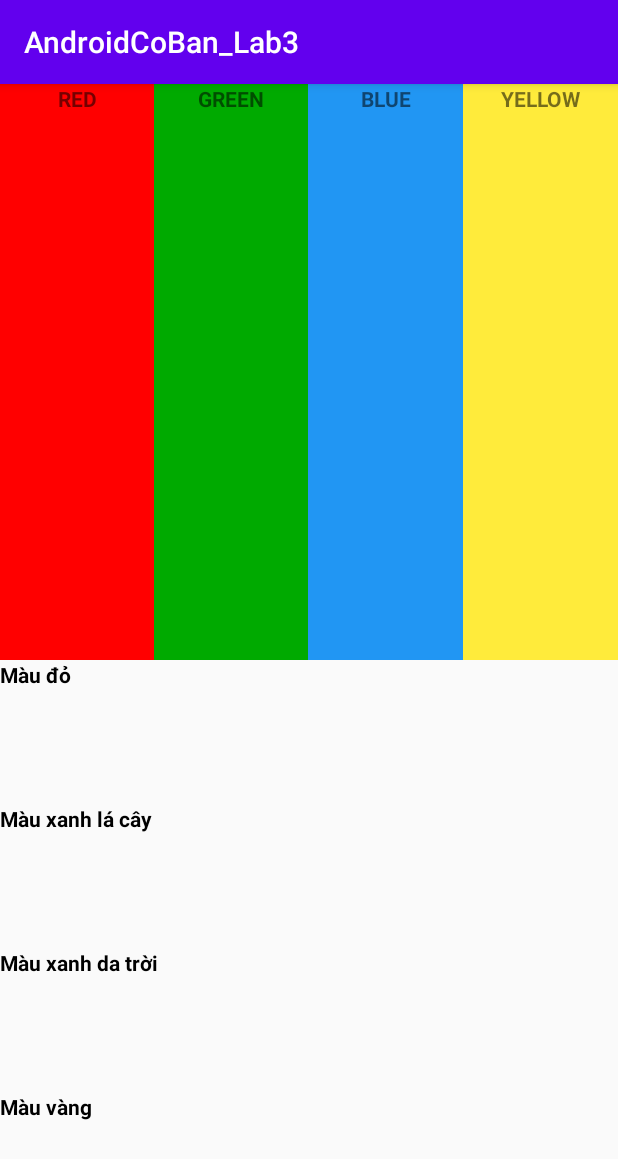
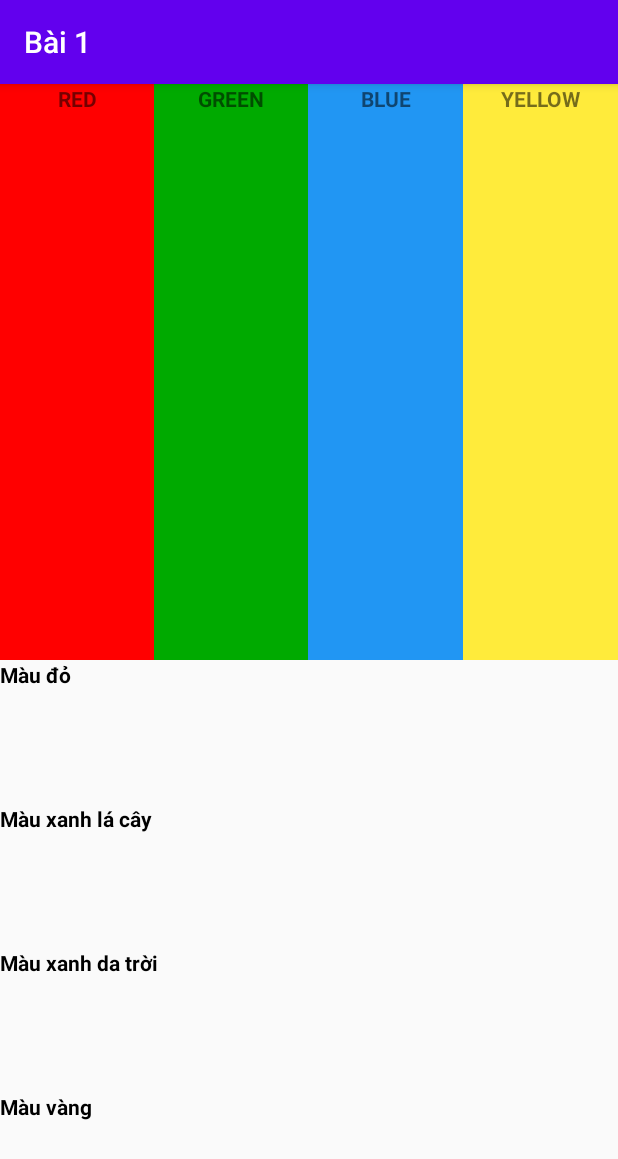
Before and after one commit to PhamNho/AndroidCoBan_Lab3, an Android app: the Bai1Activity screen opened directly, with no data from a screen before it, on a phone screen of 412 x 824 dp. Shown: the top 1159 px of the screen. Run offline under Robolectric (Android 15) with nearby library versions, the phone set to English and light mode, and no system bars.

Commit message:
12/03/2020

```diff
--- a/app/src/main/AndroidManifest.xml
+++ b/app/src/main/AndroidManifest.xml
@@ -9,8 +9,9 @@
         android:roundIcon="@mipmap/ic_launcher_round"
         android:supportsRtl="true"
         android:theme="@style/AppTheme">
-        <activity android:name=".Bai3Activity"/>
-        <activity android:name=".Bai2Activity"/>
+        <activity
+            android:name=".Bai3Activity"/>
+        <activity android:name=".Bai2Activity" />
         <activity android:name=".Bai1Activity" />
         <activity android:name=".MainActivity">
             <intent-filter>
--- a/app/src/main/java/com/fpoly/androidcoban_lab3/Bai1Activity.java
+++ b/app/src/main/java/com/fpoly/androidcoban_lab3/Bai1Activity.java
@@ -10,5 +10,6 @@ public class Bai1Activity extends AppCompatActivity {
     protected void onCreate(Bundle savedInstanceState) {
         super.onCreate(savedInstanceState);
         setContentView(R.layout.activity_bai1);
+        setTitle("Bài 1");
     }
 }
--- a/app/src/main/java/com/fpoly/androidcoban_lab3/Bai2Activity.java
+++ b/app/src/main/java/com/fpoly/androidcoban_lab3/Bai2Activity.java
@@ -10,5 +10,6 @@ public class Bai2Activity extends AppCompatActivity {
     protected void onCreate(Bundle savedInstanceState) {
         super.onCreate(savedInstanceState);
         setContentView(R.layout.activity_bai2);
+        setTitle("Bài 2");
     }
 }
--- a/app/src/main/java/com/fpoly/androidcoban_lab3/Bai3Activity.java
+++ b/app/src/main/java/com/fpoly/androidcoban_lab3/Bai3Activity.java
@@ -10,5 +10,6 @@ public class Bai3Activity extends AppCompatActivity {
     protected void onCreate(Bundle savedInstanceState) {
         super.onCreate(savedInstanceState);
         setContentView(R.layout.activity_bai3);
+        setTitle("Bài 3");
     }
 }
```
Also changed, not shown: 1 other file.
